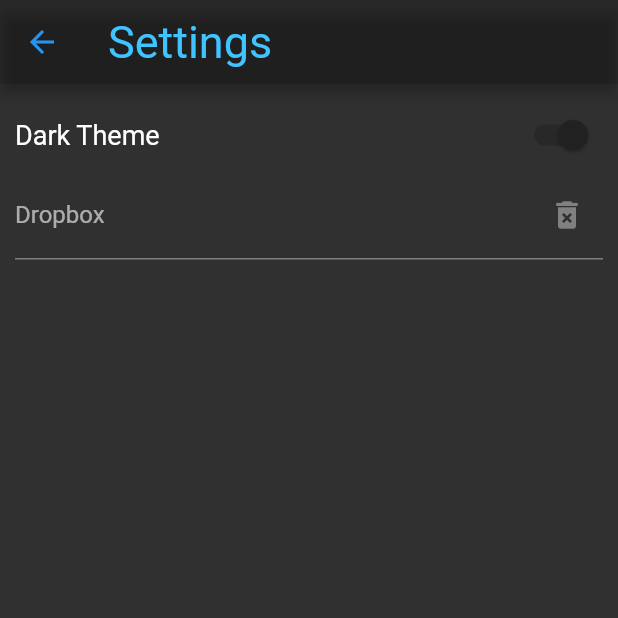
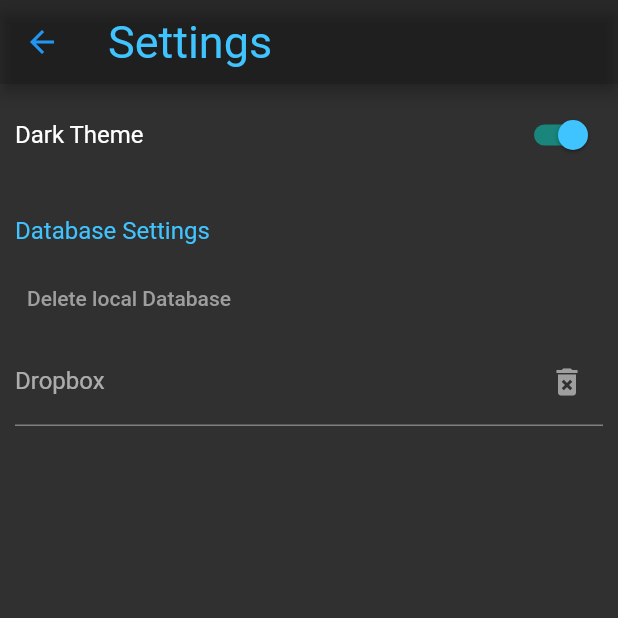
Before and after one commit to MariusRadyn/TeamPlayer, a Flutter app: the SettingsPage screen opened directly, on a phone screen of 412 x 824 dp, the top half of it. Run offline on Flutter 3.47's test engine with Material 3 defaults, Android fonts, the phone set to English and light mode, and no system bars; our stand-ins replace flutter_slidable, shared_preferences, smooth_page_indicator, sqflite; missing offline and left inert: circle_list, dropbox_client, scrollable_reorderable_navbar; accounts and stored records are empty.

Commit message:
Adding custom widgets

```diff
--- a/lib/pages/profile_page.dart
+++ b/lib/pages/profile_page.dart
@@ -32,7 +32,8 @@ class _ProfilePageState extends State<ProfilePage> {
             MyTextFieldWithIcon(
               text: 'Name',
               textController: _cntrUserName,
-              icon: Icon(Icons.delete_forever),
+              icon: Icons.delete_forever,
+              iconColor: Theme.of(context).cardColor,
             ),
 
             SizedBox(height: 10.0),
@@ -40,7 +41,8 @@ class _ProfilePageState extends State<ProfilePage> {
             MyTextFieldWithIcon(
               text: 'Surname',
               textController: _cntrUserSurname,
-              icon: Icon(Icons.delete_forever),
+              icon: Icons.delete_forever,
+              iconColor: Theme.of(context).cardColor,
             ),
 
             MaterialButton(
--- a/lib/pages/settings_page.dart
+++ b/lib/pages/settings_page.dart
@@ -1,5 +1,7 @@
 import 'package:flutter/material.dart';
 import 'package:team_player/main.dart';
+import 'package:team_player/theme/theme_manager.dart';
+import 'package:team_player/utils/database_manager.dart';
 import 'package:team_player/utils/helpers.dart';
 
 
@@ -14,6 +16,7 @@ class SettingsPage extends StatefulWidget {
 class _SettingsPageState extends State<SettingsPage> {
   final _cntrButton1 = TextEditingController();
   bool isDarkTheme = false;
+
   @override
   Widget build(BuildContext context) {
     return Scaffold(
@@ -21,6 +24,7 @@ class _SettingsPageState extends State<SettingsPage> {
         title: Text('Settings'),
       ),
       body: Column(
+        crossAxisAlignment: CrossAxisAlignment.start,
         children: [
           MySwitchWithLabel(
             switchState: themeManager.themeMode == ThemeMode.dark,
@@ -31,12 +35,36 @@ class _SettingsPageState extends State<SettingsPage> {
               });
             }
           ),
+          const SizedBox(height: 20),
+          Padding(
+            padding: EdgeInsets.fromLTRB(10,10,10,10),
+            child: Text("Database Settings",
+              style: TextStyle(
+                color: Theme.of(context).highlightColor,
+                fontSize: 16,
+              ),
+            ),
+          ),
+          MyTextButton(
+            text: "Delete local Database",
+            onPressed: (){
+              MyAlertDialogBox(
+                heading: "WARNING!",
+                msg: "This will delete your local synched Database\nAre you sure?",
+                but1Text: "Yes",
+                but2Text: 'No',
+                onPressedBut1: (){
+                  dbDeleteDatabase();
+                },
+              );
+            }
+          ),
           MyTextFieldWithIcon(
             text: 'Dropbox',
             textController: _cntrButton1,
-            icon: Icon(Icons.delete_forever),
+            icon: Icons.delete_forever,
+            iconColor: Theme.of(context).primaryColor,
           ),
-          MaterialButton(onPressed: () {})
         ],
       ),
     );
--- a/lib/theme/theme_manager.dart
+++ b/lib/theme/theme_manager.dart
@@ -28,6 +28,11 @@ ThemeData lightTheme = ThemeData(
 //---------------------------------------------------
 @override
 ThemeData darkTheme = ThemeData(
+  primaryColor: COLOR_DARK_PRIMARY,
+  cardColor: COLOR_DARK_BACKGROUND,
+  disabledColor: COLOR_DARK_PRIMARY.withOpacity(.48),
+  highlightColor: COLOR_DARK_ONPRIMARY,
+
   useMaterial3: false,
   colorScheme: const ColorScheme.dark(
     primary: COLOR_DARK_PRIMARY,
@@ -73,8 +78,20 @@ ThemeData darkTheme = ThemeData(
         fontSize: 10
     ),
   ),
+  switchTheme: SwitchThemeData(
+    thumbColor: MaterialStateProperty.resolveWith ((Set  states) {
+      if (states.contains(MaterialState.disabled)) {
+        return COLOR_DARK_ONPRIMARY.withOpacity(.48);
+      }
+      return COLOR_DARK_ONPRIMARY;
+    }),
+    overlayColor: MaterialStateProperty.resolveWith ((Set  states) {
+      return COLOR_DARK_PRIMARY;
+    }),
+  ),
+
   floatingActionButtonTheme: FloatingActionButtonThemeData(
-      backgroundColor: Colors.grey[700]
+    backgroundColor: Colors.grey[700]
   ),
 );
 
--- a/lib/utils/helpers.dart
+++ b/lib/utils/helpers.dart
@@ -22,30 +22,7 @@ Future<void> MySimpleDialog(BuildContext context) {
     );
 }
 
-Future<void> MyAlertDialog(BuildContext context, String heading, String msg) {
-  return showDialog (
-    context: context,
-    builder: (context) {
-      return AlertDialog (
-        title: Text(heading),
-        content: Text(msg),
-        actions: <Widget>[
-          TextButton(
-            child: const Text('Yes'),
-            onPressed: () {
 
-            },
-          ),
-          TextButton(
-            child: const Text('No'),
-            onPressed: () {
-            },
-          ),
-        ],
-      );
-    },
-  );
-}
 
 saveUserSettings() async {
   SharedPreferences prefs = await SharedPreferences.getInstance();
@@ -79,7 +56,8 @@ class MyTextFieldWithIcon extends StatelessWidget {
   final String? hint;
   final TextEditingController? textController;
   final Function()? onPressed;
-  final Widget icon;
+  final IconData icon;
+  final Color? iconColor;
 
   const MyTextFieldWithIcon({
     super.key,
@@ -87,7 +65,8 @@ class MyTextFieldWithIcon extends StatelessWidget {
     required this.text,
     this.onPressed,
     required this.icon,
-    this.hint
+    this.hint,
+    this.iconColor,
   });
 
   @override
@@ -102,7 +81,10 @@ class MyTextFieldWithIcon extends StatelessWidget {
           border: UnderlineInputBorder(),
           suffixIcon: IconButton(
             onPressed: onPressed,
-            icon: icon,
+            icon: Icon(
+              icon,
+              color: iconColor
+            ),
           ),
         ),
       ),
@@ -198,7 +180,7 @@ class MyPlayListItem extends StatelessWidget {
   }
 }
 
- class MySwitchWithLabel extends StatelessWidget {
+class MySwitchWithLabel extends StatelessWidget {
    const MySwitchWithLabel({
      Key? key,
      this.onChanged,
@@ -218,16 +200,74 @@ class MyPlayListItem extends StatelessWidget {
          mainAxisAlignment: MainAxisAlignment.spaceBetween,
          children: [
            Text(label,
-             style: const TextStyle(fontSize: 18,
+             style: const TextStyle(fontSize: 16,
              ),
            ),
            Switch(
              value: switchState,
-             onChanged: onChanged,
-             activeColor: Theme.of(context).primaryColor,
+             onChanged: onChanged
            ),
          ],
        ),
      );
    }
 }
+
+class MyTextButton extends StatelessWidget {
+  final Function()? onPressed;
+  final String text;
+
+  const MyTextButton({
+    super.key,
+    this.onPressed,
+    required this.text,
+  });
+
+  @override
+  Widget build(BuildContext context) {
+    return TextButton(
+        onPressed: onPressed,
+        child: Padding(
+          padding: const EdgeInsets.fromLTRB(10,10,10,10),
+          child: Text(text),
+        ),
+    );
+  }
+}
+
+class MyAlertDialogBox extends StatelessWidget {
+  final String heading;
+  final String msg;
+  final String but1Text;
+  final String but2Text;
+  final Function()? onPressedBut1;
+  final Function()? onPressedBut2;
+
+  const MyAlertDialogBox({
+    super.key,
+    required this.heading,
+    required this.msg,
+    this.onPressedBut1,
+    this.onPressedBut2,
+    this.but1Text = "",
+    this.but2Text = "",
+  });
+
+  @override
+  Widget build(BuildContext context) {
+    return AlertDialog(
+      title: Text(heading),
+      content: Text(msg),
+      actions: <Widget>[
+        TextButton(
+          child: Text(but1Text),
+          onPressed: onPressedBut1,
+        ),
+        TextButton(
+          child: Text(but2Text),
+          onPressed: onPressedBut2,
+        ),
+      ],
+    );
+  }
+}
```
